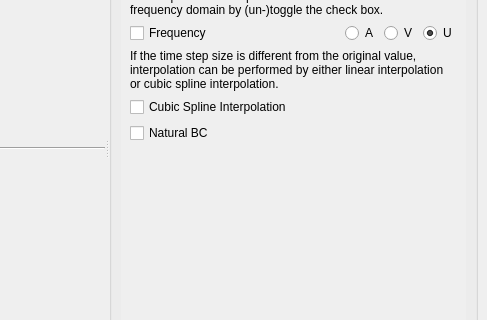
This is form/MainWindow.ui in TLCFEM/alcongrator as Qt 5 draws it before an edit; both pictures show x 593 to 1080 and y 212 to 532 of the 1080 by 720 pixel window. The edited form follows.
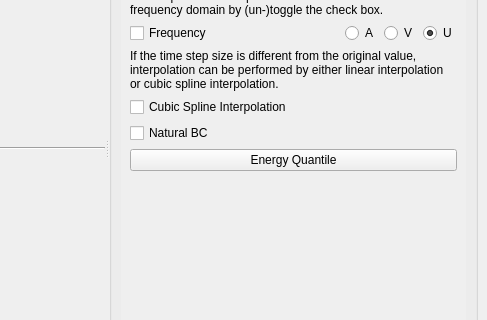
This is the edited form. The open tabs and pages were chosen to show the change. Custom widgets are drawn as their Qt base class.

Commit message: Add quantile computation

The edit to the form file:
```diff
--- a/form/MainWindow.ui
+++ b/form/MainWindow.ui
@@ -789,6 +789,13 @@
               </property>
              </widget>
             </item>
+            <item>
+             <widget class="QPushButton" name="quantile">
+              <property name="text">
+               <string>Energy Quantile</string>
+              </property>
+             </widget>
+            </item>
             <item>
              <spacer name="verticalSpacer_5">
               <property name="orientation">
```
The commit also changes 2 other files.
